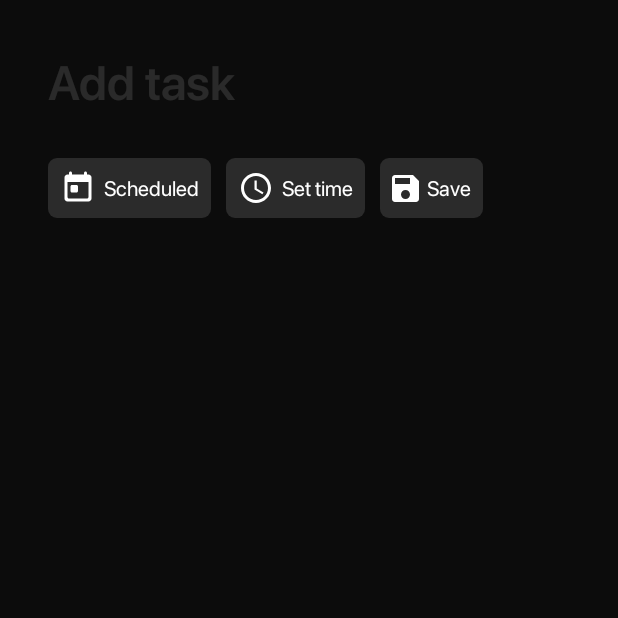
After one commit to lerapenguin11/ToddToDo, an Android app: the fragment AddTaskFragment shown on its own in the app's theme, on a phone screen of 412 x 824 dp, the top half of it. The commit adds this screen. Run offline under Robolectric (Android 15) with nearby library versions, the phone set to English and light mode, and no system bars.

Commit message:
screen layout add task

```diff
--- /dev/null
+++ b/app/src/main/java/com/example/toddtodo/presentation/AddTaskFragment.kt
@@ -0,0 +1,60 @@
+package com.example.toddtodo.presentation
+
+import android.os.Bundle
+import androidx.fragment.app.Fragment
+import android.view.LayoutInflater
+import android.view.View
+import android.view.ViewGroup
+import com.example.toddtodo.R
+
+// TODO: Rename parameter arguments, choose names that match
+// the fragment initialization parameters, e.g. ARG_ITEM_NUMBER
+private const val ARG_PARAM1 = "param1"
+private const val ARG_PARAM2 = "param2"
+
+/**
+ * A simple [Fragment] subclass.
+ * Use the [AddTaskFragment.newInstance] factory method to
+ * create an instance of this fragment.
+ */
+class AddTaskFragment : Fragment() {
+    // TODO: Rename and change types of parameters
+    private var param1: String? = null
+    private var param2: String? = null
+
+    override fun onCreate(savedInstanceState: Bundle?) {
+        super.onCreate(savedInstanceState)
+        arguments?.let {
+            param1 = it.getString(ARG_PARAM1)
+            param2 = it.getString(ARG_PARAM2)
+        }
+    }
+
+    override fun onCreateView(
+        inflater: LayoutInflater, container: ViewGroup?,
+        savedInstanceState: Bundle?
+    ): View? {
+        // Inflate the layout for this fragment
+        return inflater.inflate(R.layout.fragment_add_task, container, false)
+    }
+
+    companion object {
+        /**
+         * Use this factory method to create a new instance of
+         * this fragment using the provided parameters.
+         *
+         * @param param1 Parameter 1.
+         * @param param2 Parameter 2.
+         * @return A new instance of fragment AddTAskFragment.
+         */
+        // TODO: Rename and change types and number of parameters
+        @JvmStatic
+        fun newInstance(param1: String, param2: String) =
+            AddTaskFragment().apply {
+                arguments = Bundle().apply {
+                    putString(ARG_PARAM1, param1)
+                    putString(ARG_PARAM2, param2)
+                }
+            }
+    }
+}
--- a/app/src/main/java/com/example/toddtodo/presentation/MenuFragment.kt
+++ b/app/src/main/java/com/example/toddtodo/presentation/MenuFragment.kt
@@ -31,5 +31,7 @@ class MenuFragment : Fragment() {
         binding.blockScheduled.setOnClickListener {
             replaceFragment(ScheduledFragment())
         }
+
+        binding.fabAddTask.setOnClickListener{ replaceFragment(AddTaskFragment()) }
     }
 }
--- /dev/null
+++ b/app/src/main/res/drawable/bg_input_text.xml
@@ -0,0 +1,5 @@
+<?xml version="1.0" encoding="utf-8"?>
+<shape xmlns:android="http://schemas.android.com/apk/res/android"
+    android:shape="rectangle">
+    <solid android:color="@color/background"/>
+</shape>
--- /dev/null
+++ b/app/src/main/res/drawable/bg_task_date_time.xml
@@ -0,0 +1,7 @@
+<?xml version="1.0" encoding="utf-8"?>
+<shape xmlns:android="http://schemas.android.com/apk/res/android"
+    android:shape="rectangle">
+
+    <solid android:color="@color/white2"/>
+    <corners android:radius="6dp"/>
+</shape>
--- /dev/null
+++ b/app/src/main/res/drawable/ic_save.xml
@@ -0,0 +1,9 @@
+<vector xmlns:android="http://schemas.android.com/apk/res/android"
+    android:width="18dp"
+    android:height="18dp"
+    android:viewportWidth="18"
+    android:viewportHeight="18">
+  <path
+      android:pathData="M14,0H2C0.89,0 0,0.9 0,2V16C0,17.1 0.89,18 2,18H16C17.1,18 18,17.1 18,16V4L14,0ZM9,16C7.34,16 6,14.66 6,13C6,11.34 7.34,10 9,10C10.66,10 12,11.34 12,13C12,14.66 10.66,16 9,16ZM12,6H2V2H12V6Z"
+      android:fillColor="#ffffff"/>
+</vector>
--- /dev/null
+++ b/app/src/main/res/drawable/ic_time_white.xml
@@ -0,0 +1,13 @@
+<vector xmlns:android="http://schemas.android.com/apk/res/android"
+    android:width="24dp"
+    android:height="24dp"
+    android:viewportWidth="24"
+    android:viewportHeight="24">
+  <path
+      android:pathData="M2,12C2,6.48 6.47,2 11.99,2C17.52,2 22,6.48 22,12C22,17.52 17.52,22 11.99,22C6.47,22 2,17.52 2,12ZM4,12C4,16.42 7.58,20 12,20C16.42,20 20,16.42 20,12C20,7.58 16.42,4 12,4C7.58,4 4,7.58 4,12Z"
+      android:fillColor="#ffffff"
+      android:fillType="evenOdd"/>
+  <path
+      android:pathData="M12.5,7H11V13L16.25,16.15L17,14.92L12.5,12.25V7Z"
+      android:fillColor="#ffffff"/>
+</vector>
--- /dev/null
+++ b/app/src/main/res/drawable/ic_today_white.xml
@@ -0,0 +1,10 @@
+<vector xmlns:android="http://schemas.android.com/apk/res/android"
+    android:width="24dp"
+    android:height="24dp"
+    android:viewportWidth="24"
+    android:viewportHeight="24">
+  <path
+      android:pathData="M19,3H18V2C18,1.45 17.55,1 17,1C16.45,1 16,1.45 16,2V3H8V2C8,1.45 7.55,1 7,1C6.45,1 6,1.45 6,2V3H5C3.89,3 3.01,3.9 3.01,5L3,19C3,20.1 3.89,21 5,21H19C20.1,21 21,20.1 21,19V5C21,3.9 20.1,3 19,3ZM19,18C19,18.55 18.55,19 18,19H6C5.45,19 5,18.55 5,18V8H19V18ZM11,10H8C7.45,10 7,10.45 7,11V14C7,14.55 7.45,15 8,15H11C11.55,15 12,14.55 12,14V11C12,10.45 11.55,10 11,10Z"
+      android:fillColor="#ffffff"
+      android:fillType="evenOdd"/>
+</vector>
--- /dev/null
+++ b/app/src/main/res/layout/fragment_add_task.xml
@@ -0,0 +1,128 @@
+<?xml version="1.0" encoding="utf-8"?>
+<androidx.constraintlayout.widget.ConstraintLayout
+    xmlns:android="http://schemas.android.com/apk/res/android"
+    xmlns:app="http://schemas.android.com/apk/res-auto"
+    xmlns:tools="http://schemas.android.com/tools"
+    android:layout_width="match_parent"
+    android:layout_height="match_parent"
+    android:background="@color/background"
+    android:padding="32dp"
+    tools:context=".presentation.AddTaskFragment">
+
+    <EditText
+        android:id="@+id/et_input_task"
+        android:layout_width="0dp"
+        android:layout_height="wrap_content"
+        android:background="@drawable/bg_input_text"
+        android:fontFamily="@font/sp_pro_display_semibold"
+        android:inputType="textPersonName"
+        android:hint="@string/add_task"
+        android:textColorHint="@color/white2"
+        android:textColor="@color/white2"
+        android:textSize="32sp"
+        android:cursorVisible="true"
+        android:textCursorDrawable="@color/white2"
+        app:layout_constraintEnd_toEndOf="parent"
+        app:layout_constraintStart_toStartOf="parent"
+        app:layout_constraintTop_toTopOf="parent" />
+
+    <androidx.constraintlayout.widget.ConstraintLayout
+        android:id="@+id/bt_add_date"
+        android:layout_width="wrap_content"
+        android:layout_height="wrap_content"
+        android:background="@drawable/bg_task_date_time"
+        android:padding="8dp"
+        android:layout_marginTop="30dp"
+        app:layout_constraintStart_toStartOf="parent"
+        app:layout_constraintTop_toBottomOf="@+id/et_input_task">
+
+        <ImageView
+            android:id="@+id/imageView2"
+            android:layout_width="wrap_content"
+            android:layout_height="wrap_content"
+            android:src="@drawable/ic_today_white"
+            app:layout_constraintBottom_toBottomOf="parent"
+            app:layout_constraintStart_toStartOf="parent"
+            app:layout_constraintTop_toTopOf="parent" />
+
+        <TextView
+            android:id="@+id/textView"
+            android:layout_width="wrap_content"
+            android:layout_height="wrap_content"
+            android:layout_marginStart="5dp"
+            android:fontFamily="@font/sp_pro_display_regular"
+            android:includeFontPadding="false"
+            android:text="@string/scheduled"
+            android:textColor="@color/white"
+            app:layout_constraintBottom_toBottomOf="@+id/imageView2"
+            app:layout_constraintStart_toEndOf="@+id/imageView2"
+            app:layout_constraintTop_toTopOf="@+id/imageView2" />
+    </androidx.constraintlayout.widget.ConstraintLayout>
+
+    <androidx.constraintlayout.widget.ConstraintLayout
+        android:id="@+id/bt_add_time"
+        android:layout_width="wrap_content"
+        android:layout_height="wrap_content"
+        android:layout_marginStart="10dp"
+        android:background="@drawable/bg_task_date_time"
+        android:padding="8dp"
+        app:layout_constraintStart_toEndOf="@+id/bt_add_date"
+        app:layout_constraintTop_toTopOf="@+id/bt_add_date">
+
+        <ImageView
+            android:id="@+id/imageView3"
+            android:layout_width="wrap_content"
+            android:layout_height="wrap_content"
+            android:src="@drawable/ic_time_white"
+            app:layout_constraintBottom_toBottomOf="parent"
+            app:layout_constraintStart_toStartOf="parent"
+            app:layout_constraintTop_toTopOf="parent" />
+
+        <TextView
+            android:id="@+id/textView1"
+            android:layout_width="wrap_content"
+            android:layout_height="wrap_content"
+            android:layout_marginStart="5dp"
+            android:fontFamily="@font/sp_pro_display_regular"
+            android:includeFontPadding="false"
+            android:text="@string/set_time"
+            android:textColor="@color/white"
+            app:layout_constraintBottom_toBottomOf="@+id/imageView3"
+            app:layout_constraintStart_toEndOf="@+id/imageView3"
+            app:layout_constraintTop_toTopOf="@+id/imageView3" />
+    </androidx.constraintlayout.widget.ConstraintLayout>
+
+    <androidx.constraintlayout.widget.ConstraintLayout
+        android:id="@+id/bt_save"
+        android:layout_width="wrap_content"
+        android:layout_height="0dp"
+        android:layout_marginStart="10dp"
+        android:background="@drawable/bg_task_date_time"
+        android:padding="8dp"
+        app:layout_constraintBottom_toBottomOf="@+id/bt_add_time"
+        app:layout_constraintStart_toEndOf="@+id/bt_add_time"
+        app:layout_constraintTop_toTopOf="@+id/bt_add_time">
+
+        <ImageView
+            android:id="@+id/imageView4"
+            android:layout_width="wrap_content"
+            android:layout_height="wrap_content"
+            android:src="@drawable/ic_save"
+            app:layout_constraintBottom_toBottomOf="parent"
+            app:layout_constraintStart_toStartOf="parent"
+            app:layout_constraintTop_toTopOf="parent" />
+
+        <TextView
+            android:id="@+id/textView2"
+            android:layout_width="wrap_content"
+            android:layout_height="wrap_content"
+            android:layout_marginStart="5dp"
+            android:fontFamily="@font/sp_pro_display_regular"
+            android:includeFontPadding="false"
+            android:text="@string/save"
+            android:textColor="@color/white"
+            app:layout_constraintBottom_toBottomOf="@+id/imageView4"
+            app:layout_constraintStart_toEndOf="@+id/imageView4"
+            app:layout_constraintTop_toTopOf="@+id/imageView4" />
+    </androidx.constraintlayout.widget.ConstraintLayout>
+</androidx.constraintlayout.widget.ConstraintLayout>
--- a/app/src/main/res/layout/fragment_menu.xml
+++ b/app/src/main/res/layout/fragment_menu.xml
@@ -79,7 +79,7 @@
 
             <View
                 android:layout_width="0dp"
-                android:layout_height="2dp"
+                android:layout_height="1dp"
                 android:background="#50FFFFFF"
                 app:layout_constraintBottom_toBottomOf="parent"
                 app:layout_constraintEnd_toEndOf="parent"
@@ -130,8 +130,9 @@
 
             <View
                 android:layout_width="0dp"
-                android:layout_height="2dp"
+                android:layout_height="1dp"
                 android:background="#50FFFFFF"
+                android:layout_marginBottom="1dp"
                 app:layout_constraintBottom_toBottomOf="parent"
                 app:layout_constraintEnd_toEndOf="parent"
                 app:layout_constraintStart_toStartOf="parent" />
@@ -181,7 +182,7 @@
 
             <View
                 android:layout_width="0dp"
-                android:layout_height="2dp"
+                android:layout_height="1dp"
                 android:background="#50FFFFFF"
                 app:layout_constraintBottom_toBottomOf="parent"
                 app:layout_constraintEnd_toEndOf="parent"
--- a/app/src/main/res/values/colors.xml
+++ b/app/src/main/res/values/colors.xml
@@ -10,5 +10,5 @@
     <color name="background">#0C0C0C</color>
     <color name="background2">#FF974C</color>
     <color name="background3">#849D6A</color>
-    <color name="white2">#50FFFFFF</color>
+    <color name="white2">#20FFFFFF</color>
 </resources>
--- a/app/src/main/res/values/strings.xml
+++ b/app/src/main/res/values/strings.xml
@@ -8,4 +8,7 @@
     <string name="all_tasks">All Tasks</string>
     <string name="_3_lists_available">3 Lists available</string>
     <string name="create_new_item">Create new Item</string>
+    <string name="set_time">Set time</string>
+    <string name="add_task">Add task</string>
+    <string name="save">Save</string>
 </resources>
```
Also changed, not shown: app/src/main/res/font/sp_pro_display_regular.otf (added), app/src/main/res/font/sp_pro_display_semibold.otf (added).
